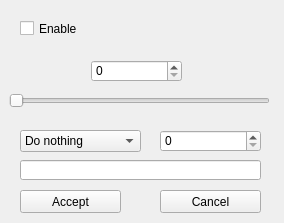
This is src/QtConfig.ui in exp111/VolumeLeveler as Qt 5 draws it before an edit. The edited form follows.
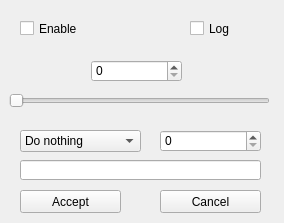
This is the edited form.

What changed in the file:
```diff
--- a/src/QtConfig.ui
+++ b/src/QtConfig.ui
@@ -154,6 +154,19 @@
     </rect>
    </property>
   </widget>
+  <widget class="QCheckBox" name="enableLogBox">
+   <property name="geometry">
+    <rect>
+     <x>190</x>
+     <y>20</y>
+     <width>70</width>
+     <height>17</height>
+    </rect>
+   </property>
+   <property name="text">
+    <string>Log</string>
+   </property>
+  </widget>
  </widget>
  <layoutdefault spacing="6" margin="11"/>
  <resources/>
```
